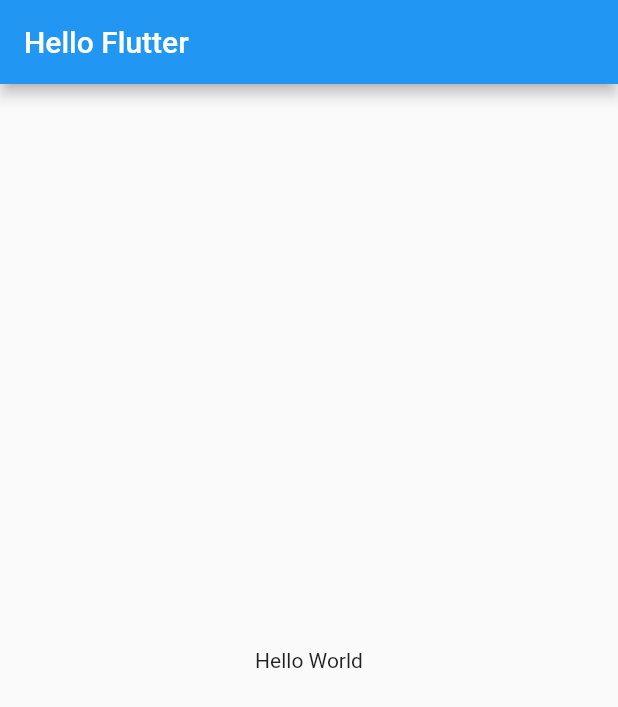
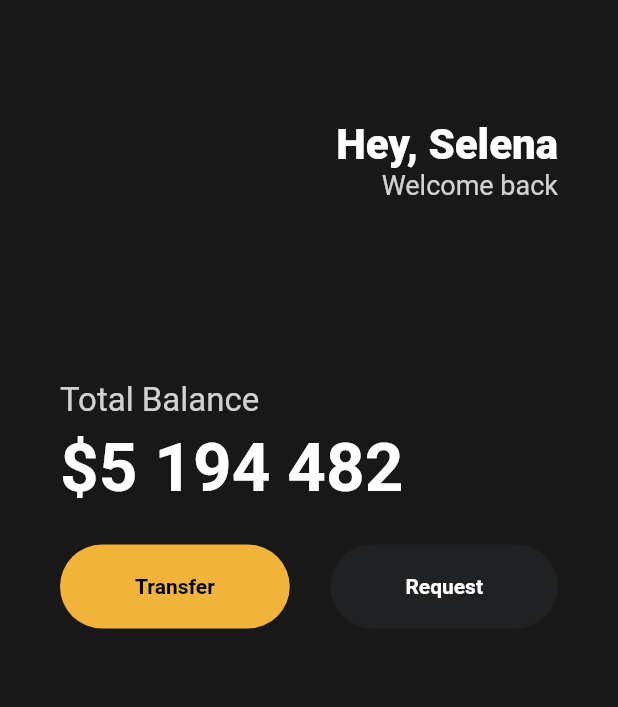
Before and after one commit to SHINDONGDONG/toonflix, a Flutter app: the screen it shows after launch, on a phone screen of 412 x 824 dp. Shown: the top 707 px of the screen. Run offline on Flutter 3.47's test engine with Material 2 defaults, Android fonts, the phone set to English and light mode, and no system bars.

Commit message:
button widget

```diff
--- a/lib/main.dart
+++ b/lib/main.dart
@@ -1,4 +1,5 @@
 import 'package:flutter/material.dart';
+import 'package:toonflix/widgets/button_widget.dart';
 
 void main() {
   runApp(const MyApp());
@@ -11,16 +12,78 @@ class MyApp extends StatelessWidget {
   @override
   Widget build(BuildContext context) {
     return MaterialApp(
-      title: 'Flutter Demo',
-      theme: ThemeData(
-        primarySwatch: Colors.blue,
-      ),
       home: Scaffold(
-        appBar: AppBar(
-          title: Text("Hello Flutter"),
-        ),
-        body: Center(
-          child: Text("Hello World"),
+        //백그라운드 컬러
+        backgroundColor: const Color(0xFF181818),
+        body: Padding(
+          padding: const EdgeInsets.symmetric(horizontal: 40),
+          child: Column(
+            crossAxisAlignment: CrossAxisAlignment.start,
+            children: [
+              //아래의 텍스트들이 휴대폰 위에 배치되는걸 막는다.
+              const SizedBox(
+                height: 80,
+              ),
+              Row(
+                mainAxisAlignment: MainAxisAlignment.end,
+                children: [
+                  Column(
+                    crossAxisAlignment: CrossAxisAlignment.end,
+                    children: [
+                      Text(
+                        'Hey, Selena',
+                        style: TextStyle(
+                            color: Colors.white,
+                            fontSize: 28,
+                            fontWeight: FontWeight.w800),
+                      ),
+                      Text(
+                        'Welcome back',
+                        style: TextStyle(
+                            //투명옵션
+                            color: Colors.white.withOpacity(0.8),
+                            fontSize: 18),
+                      ),
+                    ],
+                  ),
+                ],
+              ),
+              const SizedBox(height: 120),
+              Text(
+                "Total Balance",
+                style: TextStyle(
+                  fontSize: 22,
+                  color: Colors.white.withOpacity(0.8),
+                ),
+              ),
+              const SizedBox(height: 5),
+              Text(
+                "\$5 194 482",
+                style: TextStyle(
+                    fontSize: 45,
+                    color: Colors.white,
+                    fontWeight: FontWeight.w600),
+              ),
+              const SizedBox(height: 25),
+              Row(
+                mainAxisAlignment: MainAxisAlignment.spaceBetween,
+                children: const [
+                  ButtonWidget(
+                    color: Color(0xFFF2B33A),
+                    text: 'Transfer',
+                    textStyle: TextStyle(
+                        fontWeight: FontWeight.w600, color: Colors.black),
+                  ),
+                  ButtonWidget(
+                    color: Color(0xFF1F2123),
+                    text: 'Request',
+                    textStyle: TextStyle(
+                        fontWeight: FontWeight.w600, color: Colors.white),
+                  ),
+                ],
+              ),
+            ],
+          ),
         ),
       ),
     );
--- /dev/null
+++ b/lib/widgets/button_widget.dart
@@ -0,0 +1,25 @@
+import 'package:flutter/cupertino.dart';
+import 'package:flutter/material.dart';
+
+class ButtonWidget extends StatelessWidget {
+  final Color color;
+  final String text;
+  final TextStyle textStyle;
+
+  const ButtonWidget({Key? key, required this.color, required this.text, required this.textStyle})
+      : super(key: key);
+
+  @override
+  Widget build(BuildContext context) {
+    return Container(
+      decoration: BoxDecoration(
+        color: color,
+        borderRadius: BorderRadius.circular(45),
+      ),
+      child: Padding(
+        padding: EdgeInsets.symmetric(vertical: 20, horizontal: 50),
+        child: Text(text, style:  textStyle,),
+      ),
+    );
+  }
+}
```
